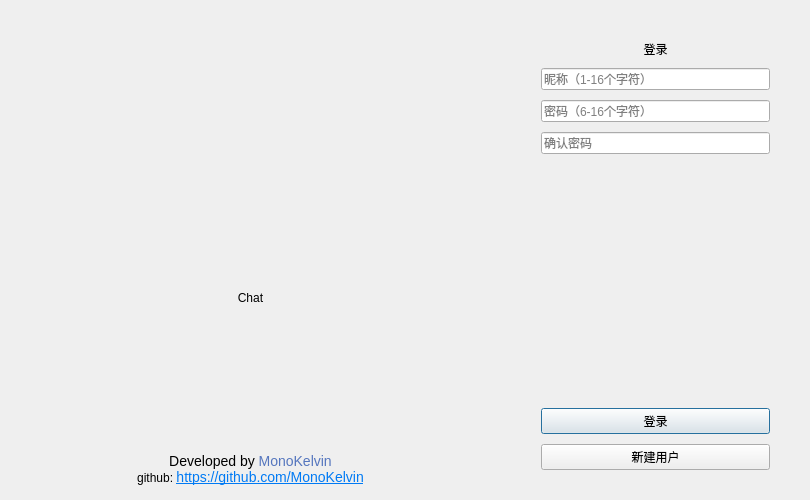
Above: Component/LoginPage/UI/LoginDialog.ui from MonoKelvin/InkChat before the change. Below: the same form after it.
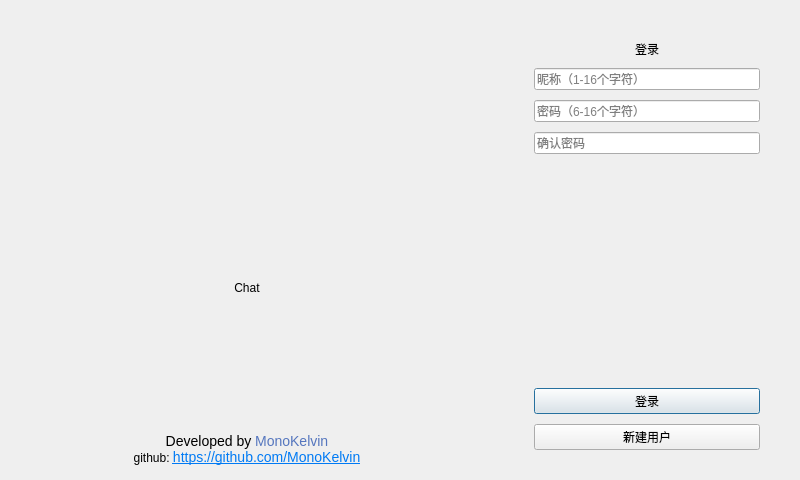
That is the form after the change. Icons and pictures are not drawn.

The edit to the form file:
```diff
--- a/Component/LoginPage/UI/LoginDialog.ui
+++ b/Component/LoginPage/UI/LoginDialog.ui
@@ -6,8 +6,8 @@
    <rect>
     <x>0</x>
     <y>0</y>
-    <width>810</width>
-    <height>500</height>
+    <width>800</width>
+    <height>480</height>
    </rect>
   </property>
   <layout class="QHBoxLayout" name="horizontalLayout_2" stretch="1000,618">
```
